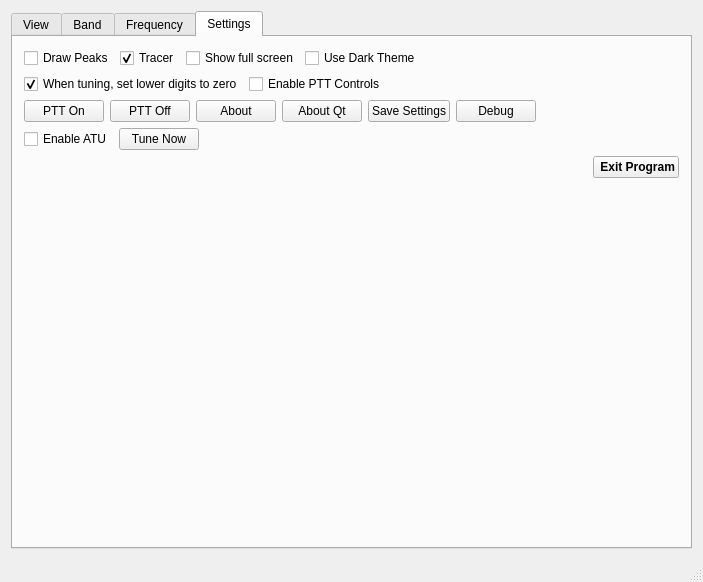
The window that wfmain.ui (adecarolis/wfweb) describes before a commit, drawn with Qt 5.
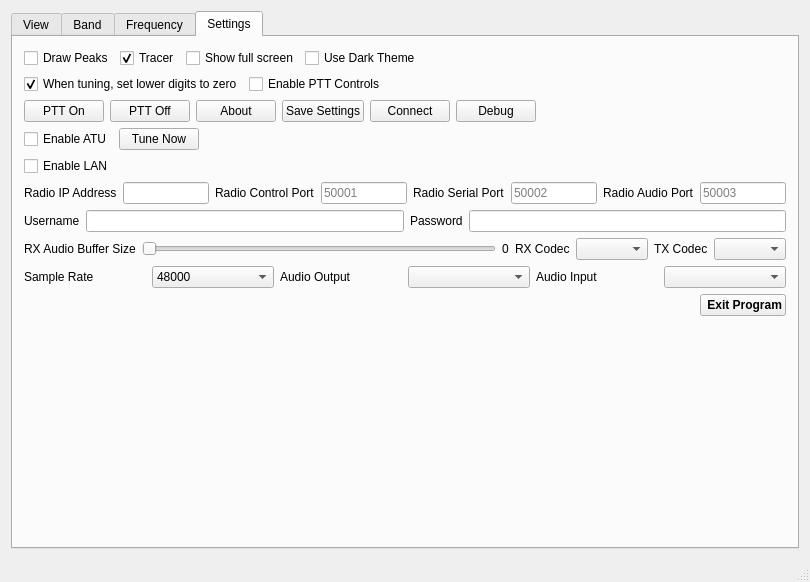
The same window after the commit. The open tabs and pages were chosen to show the change. Custom widgets are drawn as their Qt base class.

Commit message: Added support for various spectrum sizes and rig capability support. wfview has been tested with the following Icom radios over USB port: IC-7300, IC-7610, IC-7851 (and IC-7850), and IC-9700. It likely works fine with the IC-705 as well. At this time, the rig's CIV address must be changed in the preference file to indicate the rig you are using, and this must be in integer, not hex.

```diff
--- a/wfmain.ui
+++ b/wfmain.ui
@@ -6,7 +6,7 @@
    <rect>
     <x>0</x>
     <y>0</y>
-    <width>703</width>
+    <width>810</width>
     <height>582</height>
    </rect>
   </property>
@@ -1149,13 +1149,6 @@
             </property>
            </widget>
           </item>
-          <item>
-           <widget class="QPushButton" name="aboutQtBtn">
-            <property name="text">
-             <string>About Qt</string>
-            </property>
-           </widget>
-          </item>
           <item>
            <widget class="QPushButton" name="saveSettingsBtn">
             <property name="text">
@@ -1163,6 +1156,13 @@
             </property>
            </widget>
           </item>
+          <item>
+           <widget class="QPushButton" name="connectBtn">
+            <property name="text">
+             <string>Connect</string>
+            </property>
+           </widget>
+          </item>
           <item>
            <widget class="QPushButton" name="debugBtn">
             <property name="text">
@@ -1219,6 +1219,226 @@
           </item>
          </layout>
         </item>
+        <item>
+         <layout class="QHBoxLayout" name="horizontalLayout_5">
+          <item>
+           <widget class="QCheckBox" name="lanEnableChk">
+            <property name="text">
+             <string>Enable LAN</string>
+            </property>
+           </widget>
+          </item>
+          <item>
+           <spacer name="horizontalSpacer_8">
+            <property name="orientation">
+             <enum>Qt::Horizontal</enum>
+            </property>
+            <property name="sizeHint" stdset="0">
+             <size>
+              <width>40</width>
+              <height>20</height>
+             </size>
+            </property>
+           </spacer>
+          </item>
+         </layout>
+        </item>
+        <item>
+         <layout class="QHBoxLayout" name="horizontalLayout_6">
+          <item>
+           <widget class="QLabel" name="label_4">
+            <property name="text">
+             <string>Radio IP Address</string>
+            </property>
+           </widget>
+          </item>
+          <item>
+           <widget class="QLineEdit" name="ipAddressTxt"/>
+          </item>
+          <item>
+           <widget class="QLabel" name="label_5">
+            <property name="text">
+             <string>Radio Control Port</string>
+            </property>
+           </widget>
+          </item>
+          <item>
+           <widget class="QLineEdit" name="controlPortTxt">
+            <property name="placeholderText">
+             <string>50001</string>
+            </property>
+           </widget>
+          </item>
+          <item>
+           <widget class="QLabel" name="label_9">
+            <property name="text">
+             <string>Radio Serial Port</string>
+            </property>
+           </widget>
+          </item>
+          <item>
+           <widget class="QLineEdit" name="serialPortTxt">
+            <property name="placeholderText">
+             <string>50002</string>
+            </property>
+           </widget>
+          </item>
+          <item>
+           <widget class="QLabel" name="label_12">
+            <property name="text">
+             <string>Radio Audio Port</string>
+            </property>
+           </widget>
+          </item>
+          <item>
+           <widget class="QLineEdit" name="audioPortTxt">
+            <property name="placeholderText">
+             <string>50003</string>
+            </property>
+           </widget>
+          </item>
+         </layout>
+        </item>
+        <item>
+         <layout class="QHBoxLayout" name="horizontalLayout_7">
+          <item>
+           <widget class="QLabel" name="label_15">
+            <property name="text">
+             <string>Username</string>
+            </property>
+           </widget>
+          </item>
+          <item>
+           <widget class="QLineEdit" name="usernameTxt"/>
+          </item>
+          <item>
+           <widget class="QLabel" name="label_14">
+            <property name="text">
+             <string>Password</string>
+            </property>
+           </widget>
+          </item>
+          <item>
+           <widget class="QLineEdit" name="passwordTxt">
+            <property name="inputMethodHints">
+             <set>Qt::ImhNoAutoUppercase|Qt::ImhNoPredictiveText|Qt::ImhSensitiveData</set>
+            </property>
+            <property name="echoMode">
+             <enum>QLineEdit::PasswordEchoOnEdit</enum>
+            </property>
+           </widget>
+          </item>
+         </layout>
+        </item>
+        <item>
+         <layout class="QHBoxLayout" name="horizontalLayout_18">
+          <item>
+           <widget class="QLabel" name="label_16">
+            <property name="text">
+             <string>RX Audio Buffer Size</string>
+            </property>
+           </widget>
+          </item>
+          <item>
+           <widget class="QSlider" name="audioBufferSizeSlider">
+            <property name="minimumSize">
+             <size>
+              <width>0</width>
+              <height>0</height>
+             </size>
+            </property>
+            <property name="maximum">
+             <number>65536</number>
+            </property>
+            <property name="orientation">
+             <enum>Qt::Horizontal</enum>
+            </property>
+           </widget>
+          </item>
+          <item>
+           <widget class="QLabel" name="bufferValue">
+            <property name="text">
+             <string>0</string>
+            </property>
+           </widget>
+          </item>
+          <item>
+           <widget class="QLabel" name="label_19">
+            <property name="text">
+             <string>RX Codec</string>
+            </property>
+           </widget>
+          </item>
+          <item>
+           <widget class="QComboBox" name="audioRXCodecCombo"/>
+          </item>
+          <item>
+           <widget class="QLabel" name="label_20">
+            <property name="text">
+             <string>TX Codec</string>
+            </property>
+           </widget>
+          </item>
+          <item>
+           <widget class="QComboBox" name="audioTXCodecCombo"/>
+          </item>
+         </layout>
+        </item>
+        <item>
+         <layout class="QHBoxLayout" name="horizontalLayout_17">
+          <item>
+           <widget class="QLabel" name="label_17">
+            <property name="text">
+             <string>Sample Rate</string>
+            </property>
+           </widget>
+          </item>
+          <item>
+           <widget class="QComboBox" name="audioSampleRateCombo">
+            <item>
+             <property name="text">
+              <string>48000</string>
+             </property>
+            </item>
+            <item>
+             <property name="text">
+              <string>24000</string>
+             </property>
+            </item>
+            <item>
+             <property name="text">
+              <string>16000</string>
+             </property>
+            </item>
+            <item>
+             <property name="text">
+              <string>8000</string>
+             </property>
+            </item>
+           </widget>
+          </item>
+          <item>
+           <widget class="QLabel" name="label_13">
+            <property name="text">
+             <string>Audio Output </string>
+            </property>
+           </widget>
+          </item>
+          <item>
+           <widget class="QComboBox" name="audioOutputCombo"/>
+          </item>
+          <item>
+           <widget class="QLabel" name="label_18">
+            <property name="text">
+             <string>Audio Input</string>
+            </property>
+           </widget>
+          </item>
+          <item>
+           <widget class="QComboBox" name="audioInputCombo"/>
+          </item>
+         </layout>
+        </item>
         <item>
          <layout class="QHBoxLayout" name="horizontalLayout">
           <property name="topMargin">
@@ -1287,8 +1507,6 @@
  <customwidgets>
   <customwidget>
    <class>QCustomPlot</class>
-   <extends>QWidget</extends>
-   <!-- <header>qcustomplot.h</header> -->
    <container>1</container>
   </customwidget>
  </customwidgets>
```
Left out of the diff: 30 changed lines with no effect on the pictures. The commit also changes 18 other files.
